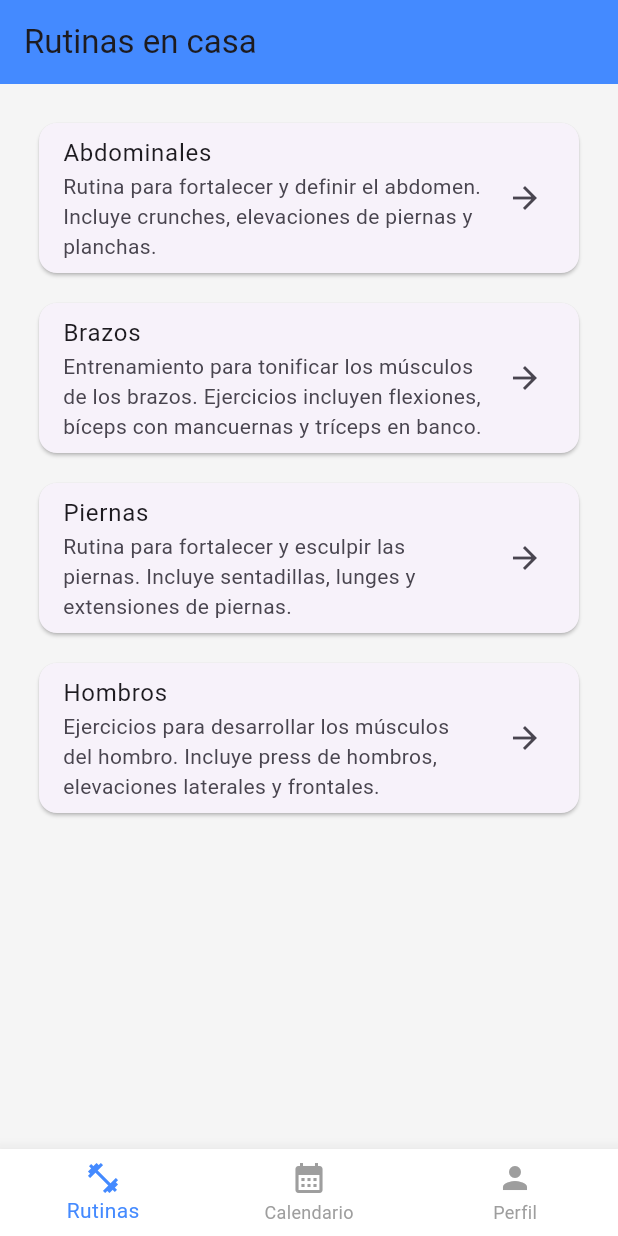
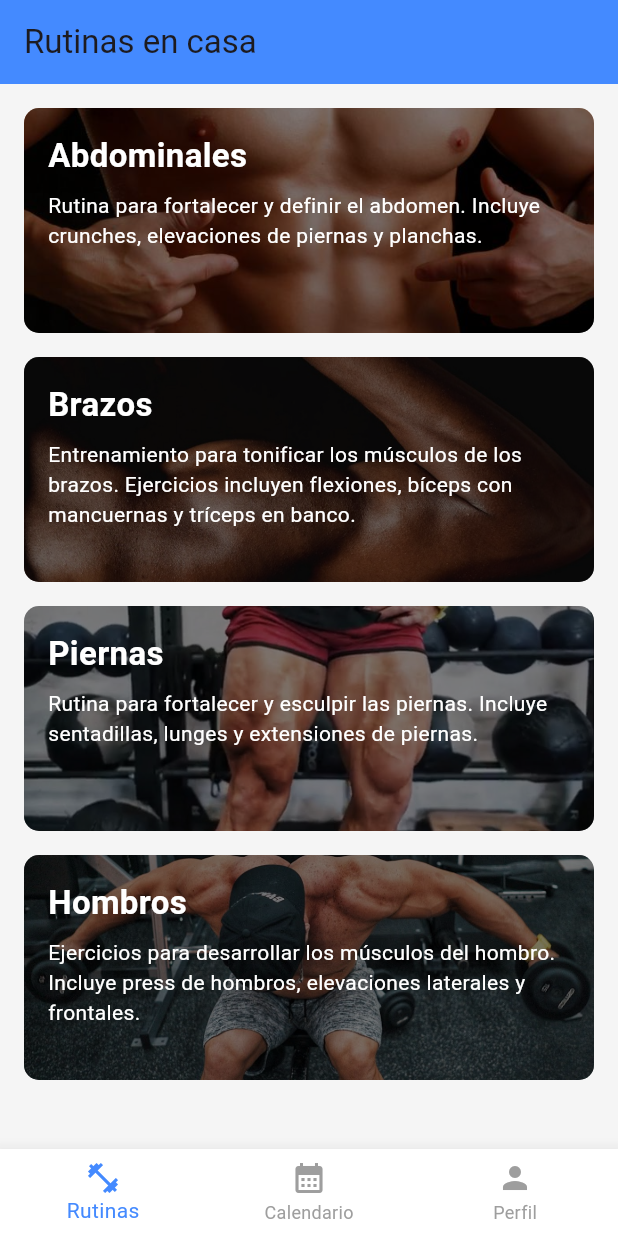
Before and after one commit to ExceptionDev2211/rutinas_app, a Flutter app: the screen it shows after launch, on a phone screen of 412 x 824 dp. Run offline on Flutter 3.47's test engine with Material 3 defaults, Android fonts, the phone set to English and light mode, and no system bars; our stand-ins replace table_calendar.

Commit message:
card_imagenes

```diff
--- a/lib/pages/home_screen.dart
+++ b/lib/pages/home_screen.dart
@@ -1,9 +1,10 @@
+// pages/home_screen.dart
 import 'package:flutter/material.dart';
-import 'package:rutinas_app/pages/calendar_screen.dart';
-import 'package:rutinas_app/utils/page_animation_routes.dart';
 import '../widgets/routine_card.dart';
 import 'profile_screen.dart';
 import 'routines_screen.dart';
+import 'calendar_screen.dart';
+import '../utils/page_animation_routes.dart';
 
 class HomeScreen extends StatelessWidget {
   const HomeScreen({super.key});
@@ -23,60 +24,66 @@ class HomeScreen extends StatelessWidget {
           children: [
             RoutineCard(
               title: 'Abdominales',
-              description:
-                  'Rutina para fortalecer y definir el abdomen. Incluye crunches, elevaciones de piernas y planchas.',
+              description: 'Rutina para fortalecer y definir el abdomen. Incluye crunches, elevaciones de piernas y planchas.',
+              imagePath: 'assets/images/abdominales.jpg',
               onTap: () {
                 Navigator.push(
                   context,
                   PageAnimationRoutes(
-                    widget: const RutinesPage(routineName: 'Abdominales'), ejex: 0, ejey: -0.4
+                    widget: const RutinesPage(routineName: 'Abdominales'),
+                    ejex: 0,
+                    ejey: -0.4,
                   ),
                 );
               },
-              //backgroundImage: AssetImage('assets/images/brazo.jpg'),
-              //imagePath: "rutinas_app/lib/images/brazo.png",
             ),
+            const SizedBox(height: 16),
             RoutineCard(
               title: 'Brazos',
-              description:
-                  'Entrenamiento para tonificar los músculos de los brazos. Ejercicios incluyen flexiones, bíceps con mancuernas y tríceps en banco.',
+              description: 'Entrenamiento para tonificar los músculos de los brazos. Ejercicios incluyen flexiones, bíceps con mancuernas y tríceps en banco.',
+              imagePath: 'assets/images/brazo.jpg',
               onTap: () {
                 Navigator.push(
                   context,
                   PageAnimationRoutes(
-                    widget: const RutinesPage(routineName: 'Brazos'), ejex: 0, ejey: -0.2
+                    widget: const RutinesPage(routineName: 'Brazos'),
+                    ejex: 0,
+                    ejey: -0.2,
                   ),
                 );
               },
-              //imagePath: "rutinas_app/lib/images/brazo.png",
             ),
+            const SizedBox(height: 16),
             RoutineCard(
               title: 'Piernas',
-              description:
-                  'Rutina para fortalecer y esculpir las piernas. Incluye sentadillas, lunges y extensiones de piernas.',
+              description: 'Rutina para fortalecer y esculpir las piernas. Incluye sentadillas, lunges y extensiones de piernas.',
+              imagePath: 'assets/images/piernas.jpg',
               onTap: () {
                 Navigator.push(
                   context,
                   PageAnimationRoutes(
-                    widget: const RutinesPage(routineName: 'Piernas'), ejex: 0, ejey: 0
+                    widget: const RutinesPage(routineName: 'Piernas'),
+                    ejex: 0,
+                    ejey: 0,
                   ),
                 );
               },
-              //imagePath: "rutinas_app/lib/images/brazo.png",
             ),
+            const SizedBox(height: 16),
             RoutineCard(
               title: 'Hombros',
-              description:
-                  'Ejercicios para desarrollar los músculos del hombro. Incluye press de hombros, elevaciones laterales y frontales.',
+              description: 'Ejercicios para desarrollar los músculos del hombro. Incluye press de hombros, elevaciones laterales y frontales.',
+              imagePath: 'assets/images/hombros.jpg',
               onTap: () {
                 Navigator.push(
                   context,
                   PageAnimationRoutes(
-                    widget: const RutinesPage(routineName: 'Hombros'), ejex: 0, ejey: 0.2
+                    widget: const RutinesPage(routineName: 'Hombros'),
+                    ejex: 0,
+                    ejey: 0.2,
                   ),
                 );
               },
-              //imagePath: "rutinas_app/lib/images/brazo.png",
             ),
           ],
         ),
@@ -87,7 +94,6 @@ class HomeScreen extends StatelessWidget {
             icon: Icon(Icons.fitness_center),
             label: 'Rutinas',
           ),
-
           BottomNavigationBarItem(
             icon: Icon(Icons.calendar_month),
             label: 'Calendario',
--- a/lib/widgets/routine_card.dart
+++ b/lib/widgets/routine_card.dart
@@ -5,26 +5,68 @@ class RoutineCard extends StatelessWidget {
   final String title;
   final String description;
   final VoidCallback onTap;
-
+  final String imagePath;
 
   const RoutineCard({
     super.key,
     required this.title,
     required this.description,
     required this.onTap,
+    required this.imagePath,
   });
 
   @override
   Widget build(BuildContext context) {
-    return Card(
-      margin: const EdgeInsets.all(10),
+    return GestureDetector(
+      onTap: onTap,
+      child: Stack(
+        children: [
+          Container(
+            height: 150,
+            decoration: BoxDecoration(
+              borderRadius: BorderRadius.circular(10),
+              image: DecorationImage(
+                image: AssetImage(imagePath),
+                fit: BoxFit.cover,
+              ),
+            ),
+          ),
 
-      child: ListTile(
-        title: Text(title),
-        subtitle: Text(description),
-        trailing: const Icon(Icons.arrow_forward),
-        onTap: onTap,
+          Container(
+            height: 150,
+            decoration: BoxDecoration(
+              borderRadius: BorderRadius.circular(10),
+              color: Colors.black.withOpacity(0.5),
+            ),
+          ),
 
+          Positioned.fill(
+            child: Padding(
+              padding: const EdgeInsets.all(16.0),
+              child: Column(
+                crossAxisAlignment: CrossAxisAlignment.start,
+                children: [
+                  Text(
+                    title,
+                    style: const TextStyle(
+                      fontSize: 22,
+                      color: Colors.white,
+                      fontWeight: FontWeight.bold,
+                    ),
+                  ),
+                  const SizedBox(height: 8),
+                  Text(
+                    description,
+                    style: const TextStyle(
+                      fontSize: 14,
+                      color: Colors.white,
+                    ),
+                  ),
+                ],
+              ),
+            ),
+          ),
+        ],
       ),
     );
   }
--- a/pubspec.yaml
+++ b/pubspec.yaml
@@ -62,6 +62,9 @@ flutter:
   # To add assets to your application, add an assets section, like this:
   assets:
     - assets/images/brazo.jpg
+    - assets/images/abdominales.jpg
+    - assets/images/piernas.jpg
+    - assets/images/hombros.jpg
   #   - images/a_dot_ham.jpeg
 
   # An image asset can refer to one or more resolution-specific "variants", see
```
Also changed, not shown: assets/images/abdominales.jpg (added), assets/images/hombros.jpg (added), assets/images/piernas.jpg (added). Lines whose indentation alone changed are shown as unchanged.
